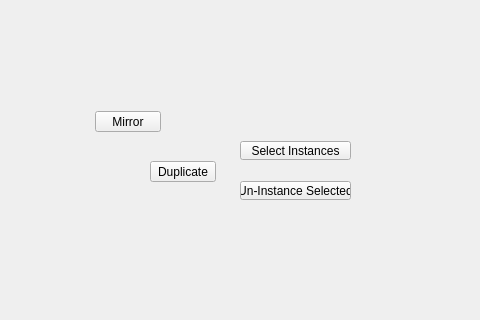
First picture: the form in tentacle/ui/uiLevel_2/duplicate_submenu.ui, repository m3trik/tentacle, before the edit; both pictures show x 120 to 600 and y 129 to 449 of the 600 by 600 pixel window.
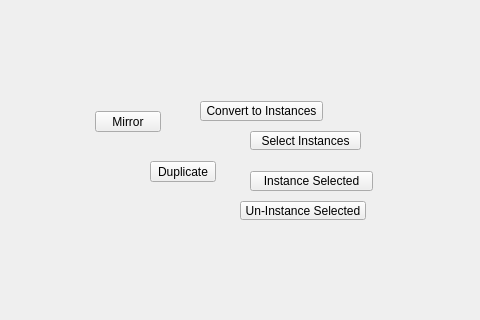
Second picture: the form after the edit.

```diff
--- a/tentacle/ui/uiLevel_2/duplicate_submenu.ui
+++ b/tentacle/ui/uiLevel_2/duplicate_submenu.ui
@@ -90,8 +90,8 @@
    <widget class="QPushButton" name="b004">
     <property name="geometry">
      <rect>
-      <x>360</x>
-      <y>270</y>
+      <x>370</x>
+      <y>260</y>
       <width>111</width>
       <height>19</height>
      </rect>
@@ -131,8 +131,8 @@
     <property name="geometry">
      <rect>
       <x>360</x>
-      <y>310</y>
-      <width>111</width>
+      <y>330</y>
+      <width>126</width>
       <height>19</height>
      </rect>
     </property>
@@ -195,6 +195,98 @@
      <string>Mirror</string>
     </property>
    </widget>
+   <widget class="QPushButton" name="b001">
+    <property name="geometry">
+     <rect>
+      <x>320</x>
+      <y>230</y>
+      <width>123</width>
+      <height>20</height>
+     </rect>
+    </property>
+    <property name="minimumSize">
+     <size>
+      <width>0</width>
+      <height>20</height>
+     </size>
+    </property>
+    <property name="maximumSize">
+     <size>
+      <width>999</width>
+      <height>20</height>
+     </size>
+    </property>
+    <property name="toolTip">
+     <string>&lt;html&gt;&lt;head/&gt;&lt;body&gt;&lt;p&gt;The first selected object will be instanced across all other selected objects.&lt;/p&gt;&lt;/body&gt;&lt;/html&gt;</string>
+    </property>
+    <property name="text">
+     <string>Convert to Instances</string>
+    </property>
+    <property name="iconSize">
+     <size>
+      <width>18</width>
+      <height>18</height>
+     </size>
+    </property>
+    <property name="autoDefault">
+     <bool>false</bool>
+    </property>
+    <property name="default">
+     <bool>false</bool>
+    </property>
+    <property name="flat">
+     <bool>false</bool>
+    </property>
+    <property name="bnabled" stdset="0">
+     <bool>true</bool>
+    </property>
+   </widget>
+   <widget class="QPushButton" name="b000">
+    <property name="geometry">
+     <rect>
+      <x>370</x>
+      <y>300</y>
+      <width>123</width>
+      <height>20</height>
+     </rect>
+    </property>
+    <property name="minimumSize">
+     <size>
+      <width>0</width>
+      <height>20</height>
+     </size>
+    </property>
+    <property name="maximumSize">
+     <size>
+      <width>999</width>
+      <height>20</height>
+     </size>
+    </property>
+    <property name="toolTip">
+     <string>&lt;html&gt;&lt;head/&gt;&lt;body&gt;&lt;p&gt;Create instances of any selected objects.&lt;/p&gt;&lt;/body&gt;&lt;/html&gt;</string>
+    </property>
+    <property name="text">
+     <string>Instance Selected</string>
+    </property>
+    <property name="iconSize">
+     <size>
+      <width>18</width>
+      <height>18</height>
+     </size>
+    </property>
+    <property name="autoDefault">
+     <bool>false</bool>
+    </property>
+    <property name="default">
+     <bool>false</bool>
+    </property>
+    <property name="flat">
+     <bool>false</bool>
+    </property>
+    <property name="bnabled" stdset="0">
+     <bool>true</bool>
+    </property>
+   </widget>
   </widget>
  </widget>
  <resources/>
```
